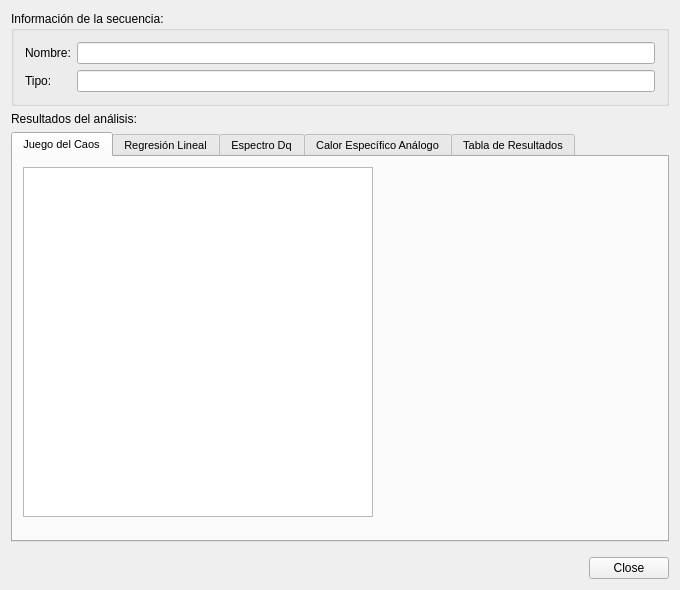
First picture: the form in src/gui/MfaResultsForm.ui, repository hspitia/GenomAMf, before the edit.
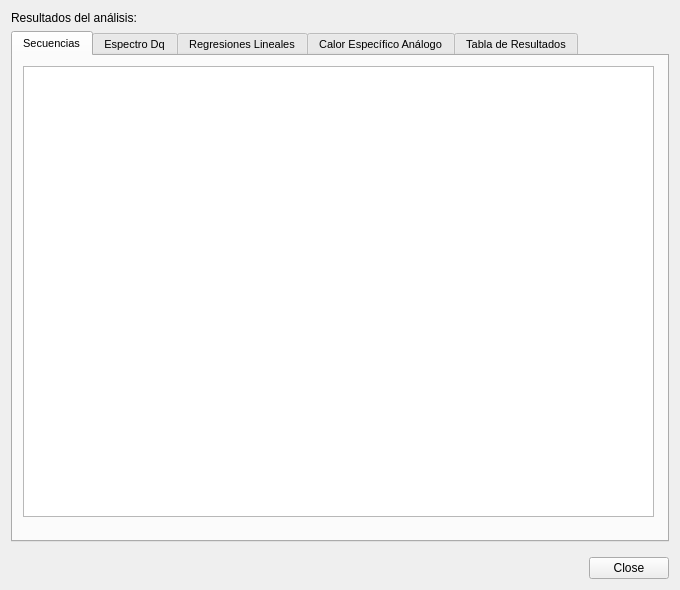
Second picture: the form after the edit. The open tabs and pages were chosen to show the change. Icons and pictures are not drawn.

What changed in the file:
```diff
--- a/src/gui/MfaResultsForm.ui
+++ b/src/gui/MfaResultsForm.ui
@@ -25,39 +25,6 @@
   </property>
   <layout class="QGridLayout" name="gridLayout_3">
    <item row="0" column="0">
-    <widget class="QGroupBox" name="groupBox">
-     <property name="title">
-      <string>Información de la secuencia:</string>
-     </property>
-     <layout class="QGridLayout" name="gridLayout_2">
-      <item row="0" column="0">
-       <layout class="QGridLayout" name="gridLayout">
-        <item row="0" column="0">
-         <widget class="QLabel" name="sequenceNameLabel">
-          <property name="text">
-           <string>Nombre:</string>
-          </property>
-         </widget>
-        </item>
-        <item row="0" column="1">
-         <widget class="QLineEdit" name="SequenceNameLineEdit"/>
-        </item>
-        <item row="1" column="0">
-         <widget class="QLabel" name="sequenceTypeLabel">
-          <property name="text">
-           <string>Tipo:</string>
-          </property>
-         </widget>
-        </item>
-        <item row="1" column="1">
-         <widget class="QLineEdit" name="SequenceTypeLineEdit"/>
-        </item>
-       </layout>
-      </item>
-     </layout>
-    </widget>
-   </item>
-   <item row="1" column="0">
     <layout class="QVBoxLayout" name="verticalLayout">
      <item>
       <widget class="QLabel" name="label">
@@ -85,28 +52,19 @@
           <normaloff>:/icons/cgr.png</normaloff>:/icons/cgr.png</iconset>
         </attribute>
         <attribute name="title">
-         <string>Juego del Caos</string>
+         <string>Secuencias</string>
         </attribute>
-        <widget class="QGraphicsView" name="graphicsView">
+        <widget class="QTableView" name="sequenceListView">
          <property name="geometry">
           <rect>
            <x>10</x>
            <y>10</y>
-           <width>350</width>
-           <height>350</height>
+           <width>631</width>
+           <height>451</height>
           </rect>
          </property>
         </widget>
        </widget>
-       <widget class="QWidget" name="tab_2">
-        <attribute name="icon">
-         <iconset resource="../../resources/resources.qrc">
-          <normaloff>:/icons/graph_linear_regression.png</normaloff>:/icons/graph_linear_regression.png</iconset>
-        </attribute>
-        <attribute name="title">
-         <string>Regresión Lineal</string>
-        </attribute>
-       </widget>
        <widget class="QWidget" name="tab_3">
         <attribute name="icon">
          <iconset resource="../../resources/resources.qrc">
@@ -116,6 +74,15 @@
          <string>Espectro Dq</string>
         </attribute>
        </widget>
+       <widget class="QWidget" name="tab_2">
+        <attribute name="icon">
+         <iconset resource="../../resources/resources.qrc">
+          <normaloff>:/icons/graph_linear_regression.png</normaloff>:/icons/graph_linear_regression.png</iconset>
+        </attribute>
+        <attribute name="title">
+         <string>Regresiones Lineales</string>
+        </attribute>
+       </widget>
        <widget class="QWidget" name="tab_4">
         <attribute name="icon">
          <iconset resource="../../resources/resources.qrc">
```
Left out of the diff: 6 changed lines with no effect on the pictures.
